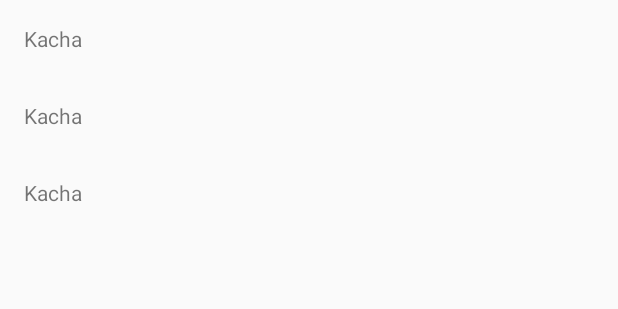
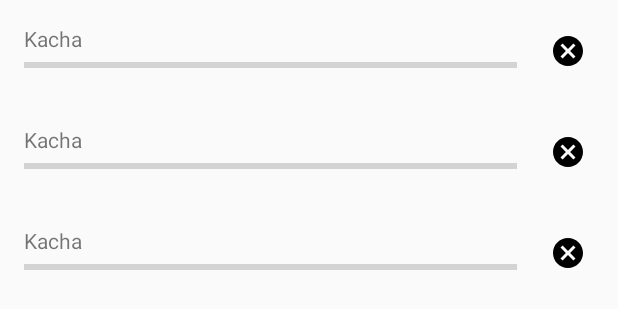
Before and after one commit to zamahaka/Cheremosh, an Android app: the layout fragment_notes.xml on its own in the app's theme, with its tools: preview values and no code run, on a phone screen of 412 x 824 dp. Shown: the top 309 px of the screen. Run offline under Robolectric (Android 15) with nearby library versions, the light colour scheme and no system bars.

Commit message:
Add progress to file in files list.

```diff
--- a/app/build.gradle
+++ b/app/build.gradle
@@ -17,7 +17,7 @@ android {
 
     defaultConfig {
         applicationId "org.zamahaka.cheremosh"
-        minSdkVersion 19
+        minSdkVersion 21
         targetSdkVersion 28
         versionCode 1
         versionName "1.0"
@@ -98,6 +98,7 @@ dependencies {
 
     implementation 'com.google.firebase:firebase-core:16.0.4'
     implementation "com.google.firebase:firebase-database:16.0.3"
+    implementation 'com.google.firebase:firebase-storage:16.0.3'
     implementation "com.google.firebase:firebase-crash:16.2.1"
     implementation "com.google.firebase:firebase-auth:16.0.5"
     implementation "com.google.firebase:firebase-messaging:17.3.4"
--- a/app/src/main/java/org/zamahaka/cheremosh/ui/notes/NotesListFragment.kt
+++ b/app/src/main/java/org/zamahaka/cheremosh/ui/notes/NotesListFragment.kt
@@ -1,12 +1,10 @@
 package org.zamahaka.cheremosh.ui.notes
 
 import android.os.Bundle
-import android.util.Log
 import android.view.View
 import kotlinx.android.synthetic.main.fragment_notes.*
 import org.koin.androidx.viewmodel.ext.android.viewModel
 import org.zamahaka.cheremosh.R
-import org.zamahaka.cheremosh.extensions.notImplementedToast
 import org.zamahaka.cheremosh.extensions.observe
 import org.zamahaka.cheremosh.ui.base.BaseFragment
 
@@ -19,7 +17,7 @@ class NotesListFragment : BaseFragment() {
 
 
     private val notesFilesAdapter by lazy {
-        NotesFilesAdapter { requireContext().notImplementedToast() }
+        NotesFilesAdapter(onClick = viewModel::fileSelected, onCancel = viewModel::fileCanceled)
     }
 
 
@@ -29,8 +27,6 @@ class NotesListFragment : BaseFragment() {
         rvNotes.apply { adapter = notesFilesAdapter }
 
         viewModel.notesFiles.observe(viewLifecycleOwner) {
-            Log.d("myLog", "onViewCreated: $it")
-
             notesFilesAdapter.submitList(it.orEmpty())
         }
     }
--- /dev/null
+++ b/app/src/main/res/drawable/ic_cancel_black_24dp.xml
@@ -0,0 +1,9 @@
+<vector xmlns:android="http://schemas.android.com/apk/res/android"
+        android:width="24dp"
+        android:height="24dp"
+        android:viewportWidth="24.0"
+        android:viewportHeight="24.0">
+    <path
+        android:fillColor="#FF000000"
+        android:pathData="M12,2C6.47,2 2,6.47 2,12s4.47,10 10,10 10,-4.47 10,-10S17.53,2 12,2zM17,15.59L15.59,17 12,13.41 8.41,17 7,15.59 10.59,12 7,8.41 8.41,7 12,10.59 15.59,7 17,8.41 13.41,12 17,15.59z"/>
+</vector>
--- a/app/src/main/res/layout/item_note_file.xml
+++ b/app/src/main/res/layout/item_note_file.xml
@@ -34,14 +34,50 @@
         android:orientation="horizontal"
         app:layout_constraintGuide_end="@dimen/activity_vertical_margin" />
 
+
     <TextView
         android:id="@+id/txtName"
         android:layout_width="0dp"
         android:layout_height="wrap_content"
-        app:layout_constraintBottom_toBottomOf="@id/guidelineBottom"
-        app:layout_constraintEnd_toEndOf="@id/guidelineEnd"
+        android:layout_marginEnd="@dimen/activity_horizontal_margin"
+        app:layout_constraintBottom_toTopOf="@+id/progress"
+        app:layout_constraintEnd_toStartOf="@id/btnCancel"
+        app:layout_constraintHorizontal_bias="0.5"
         app:layout_constraintStart_toStartOf="@id/guidelineStart"
         app:layout_constraintTop_toTopOf="@id/guidelineTop"
         tools:text="Kacha" />
 
+    <ImageButton
+        android:id="@+id/btnCancel"
+        android:layout_width="0dp"
+        android:layout_height="0dp"
+        android:background="?selectableItemBackgroundBorderless"
+        android:indeterminate="false"
+        app:layout_constraintBottom_toBottomOf="@id/guidelineBottom"
+        app:layout_constraintDimensionRatio="1:1"
+        app:layout_constraintEnd_toEndOf="@id/guidelineEnd"
+        app:layout_constraintTop_toTopOf="@id/guidelineTop"
+        app:srcCompat="@drawable/ic_cancel_black_24dp" />
+
+    <ProgressBar
+        android:id="@+id/progress"
+        style="@style/Widget.AppCompat.ProgressBar.Horizontal"
+        android:layout_width="0dp"
+        android:layout_height="wrap_content"
+        android:layout_marginEnd="@dimen/activity_horizontal_margin"
+        android:indeterminate="false"
+        app:layout_constraintBottom_toBottomOf="@id/guidelineBottom"
+        app:layout_constraintEnd_toStartOf="@id/btnCancel"
+        app:layout_constraintHorizontal_bias="0.5"
+        app:layout_constraintStart_toStartOf="@id/guidelineStart"
+        app:layout_constraintTop_toBottomOf="@+id/txtName" />
+
+    <androidx.constraintlayout.widget.Group
+        android:id="@+id/groupProgress"
+        android:layout_width="0dp"
+        android:layout_height="0dp"
+        android:visibility="gone"
+        app:constraint_referenced_ids="progress,btnCancel"
+        tools:visibility="visible" />
+
 </androidx.constraintlayout.widget.ConstraintLayout>
```
Also changed, not shown: app/src/main/java/org/zamahaka/cheremosh/di/ViewModels.kt (+7 -1 lines), app/src/main/java/org/zamahaka/cheremosh/domain/Utils.kt (added, +10 -0 lines), app/src/main/java/org/zamahaka/cheremosh/ui/notes/NoteFileViewHolder.kt (+25 -12 lines), app/src/main/java/org/zamahaka/cheremosh/ui/notes/NotesFileListData.kt (added, +13 -0 lines), app/src/main/java/org/zamahaka/cheremosh/ui/notes/NotesFilesAdapter.kt (+8 -5 lines), app/src/main/java/org/zamahaka/cheremosh/ui/notes/NotesListViewModel.kt (+68 -11 lines).
